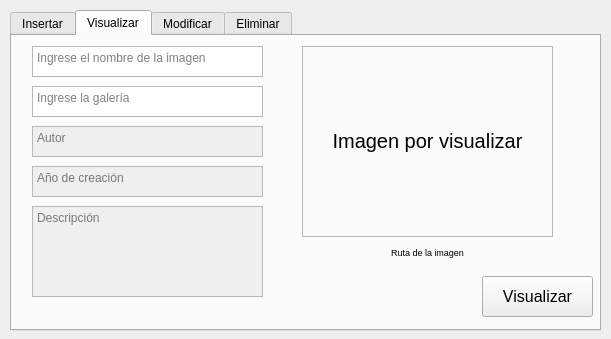
This is MyInvencibleLibrary/mainwindow.ui in Cvaztian/MyInvicibleLibrary as Qt 5 draws it before an edit. The edited form follows.
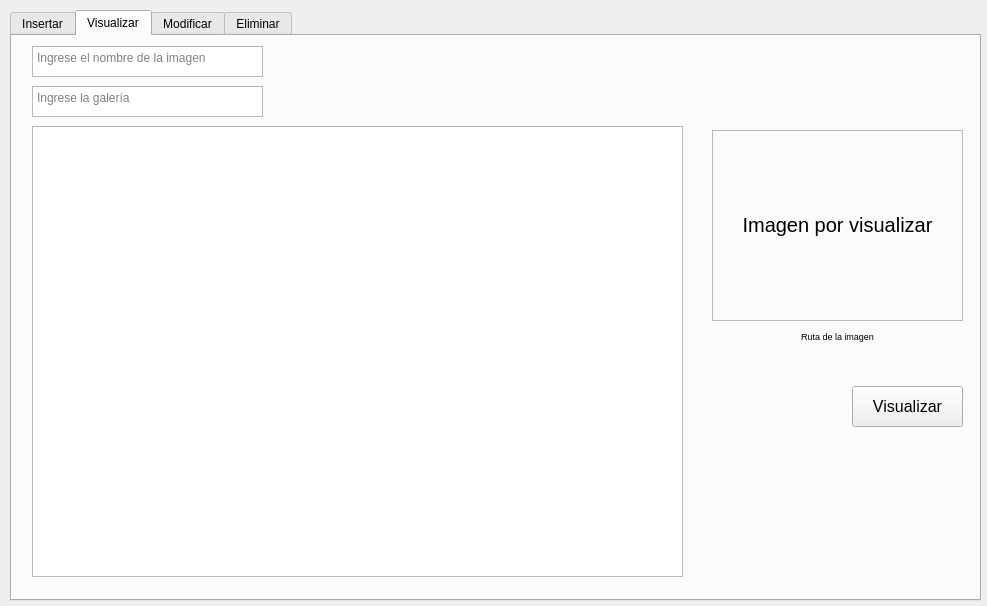
This is the edited form.

Commit message: Pruebas menores

```diff
--- a/MyInvencibleLibrary/mainwindow.ui
+++ b/MyInvencibleLibrary/mainwindow.ui
@@ -6,8 +6,8 @@
    <rect>
     <x>0</x>
     <y>0</y>
-    <width>611</width>
-    <height>339</height>
+    <width>987</width>
+    <height>606</height>
    </rect>
   </property>
   <property name="windowTitle">
@@ -19,8 +19,8 @@
      <rect>
       <x>10</x>
       <y>10</y>
-      <width>591</width>
-      <height>321</height>
+      <width>971</width>
+      <height>591</height>
      </rect>
     </property>
     <property name="currentIndex">
@@ -178,27 +178,11 @@
      <attribute name="title">
       <string>Visualizar</string>
      </attribute>
-     <widget class="QPlainTextEdit" name="visualizar_descripcion">
-      <property name="enabled">
-       <bool>false</bool>
-      </property>
-      <property name="geometry">
-       <rect>
-        <x>20</x>
-        <y>170</y>
-        <width>231</width>
-        <height>91</height>
-       </rect>
-      </property>
-      <property name="placeholderText">
-       <string>Descripción</string>
-      </property>
-     </widget>
      <widget class="QPushButton" name="visualizar_boton">
       <property name="geometry">
        <rect>
-        <x>470</x>
-        <y>240</y>
+        <x>840</x>
+        <y>350</y>
         <width>111</width>
         <height>41</height>
        </rect>
@@ -238,27 +222,11 @@
        <string>Ingrese el nombre de la imagen</string>
       </property>
      </widget>
-     <widget class="QPlainTextEdit" name="visualizar_autor">
-      <property name="enabled">
-       <bool>false</bool>
-      </property>
-      <property name="geometry">
-       <rect>
-        <x>20</x>
-        <y>90</y>
-        <width>231</width>
-        <height>31</height>
-       </rect>
-      </property>
-      <property name="placeholderText">
-       <string>Autor</string>
-      </property>
-     </widget>
      <widget class="QLabel" name="visualizar_ruta">
       <property name="geometry">
        <rect>
-        <x>290</x>
-        <y>206</y>
+        <x>700</x>
+        <y>290</y>
         <width>251</width>
         <height>21</height>
        </rect>
@@ -278,27 +246,11 @@
        <bool>true</bool>
       </property>
      </widget>
-     <widget class="QPlainTextEdit" name="visualizar_ano">
-      <property name="enabled">
-       <bool>false</bool>
-      </property>
-      <property name="geometry">
-       <rect>
-        <x>20</x>
-        <y>130</y>
-        <width>231</width>
-        <height>31</height>
-       </rect>
-      </property>
-      <property name="placeholderText">
-       <string>Año de creación</string>
-      </property>
-     </widget>
      <widget class="QLabel" name="visualizar_imagen">
       <property name="geometry">
        <rect>
-        <x>290</x>
-        <y>10</y>
+        <x>700</x>
+        <y>94</y>
         <width>251</width>
         <height>191</height>
        </rect>
@@ -330,6 +282,19 @@
        <number>0</number>
       </property>
      </widget>
+     <widget class="QTableWidget" name="tableWidget">
+      <property name="geometry">
+       <rect>
+        <x>20</x>
+        <y>90</y>
+        <width>651</width>
+        <height>451</height>
+       </rect>
+      </property>
+      <property name="showGrid">
+       <bool>true</bool>
+      </property>
+     </widget>
     </widget>
     <widget class="QWidget" name="modificar">
      <attribute name="title">
```
The commit also changes 1 other file.
